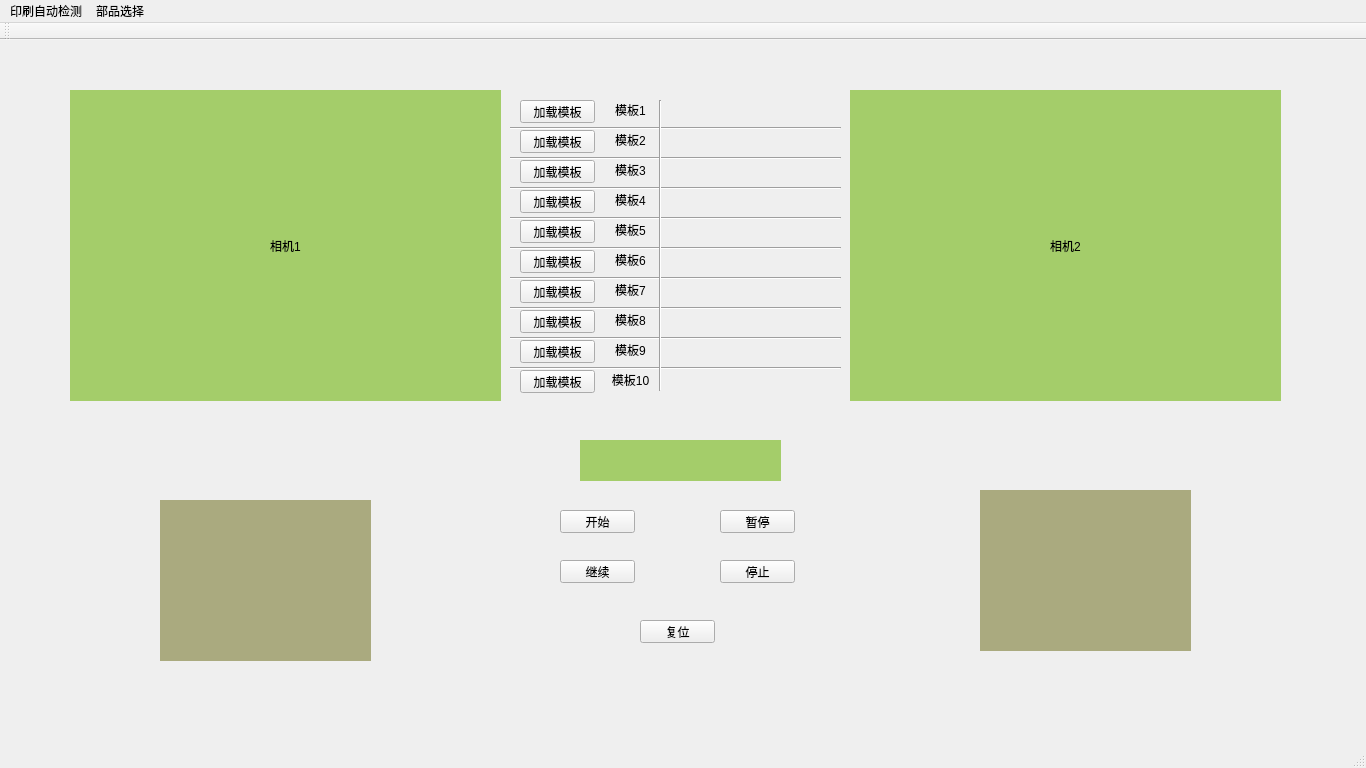
Qt form Lens_Ring/mainwindow.ui (MacavityT/LensRing) before a commit.
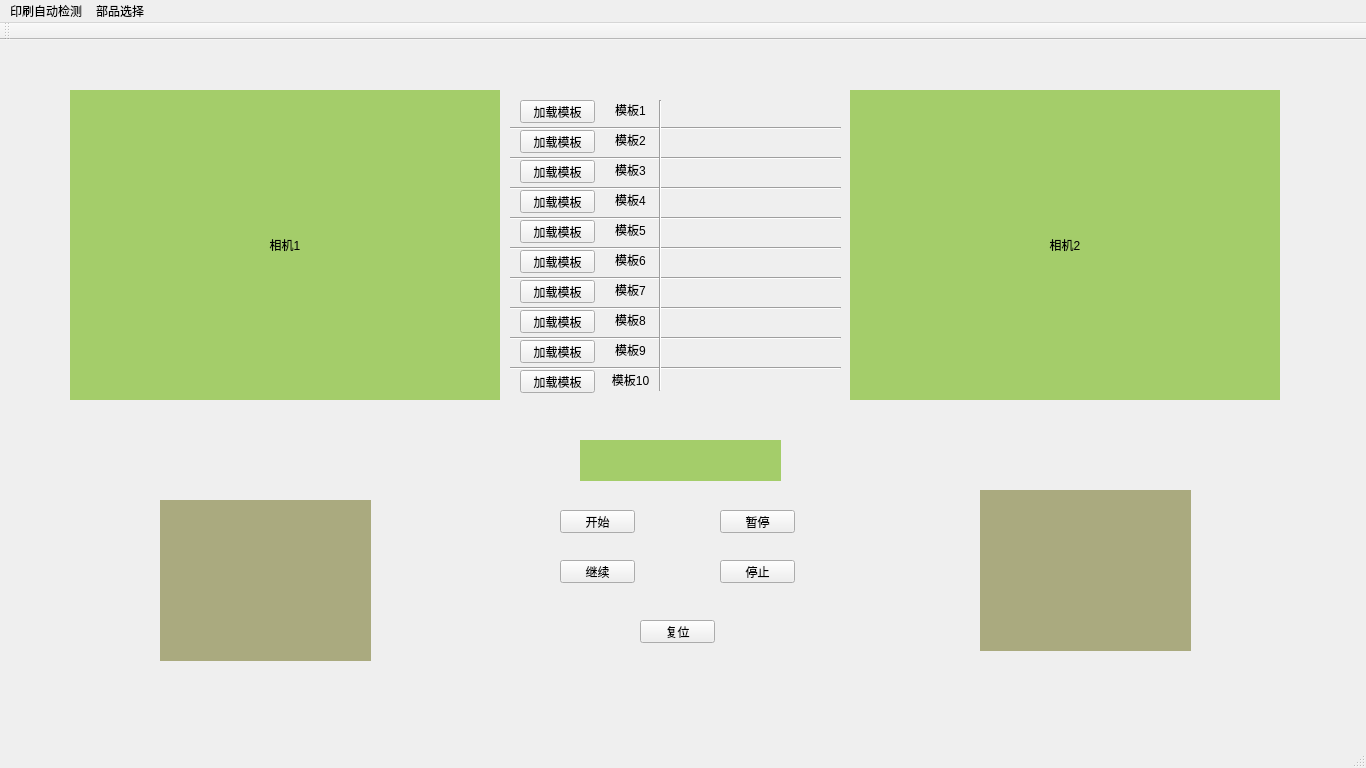
The same form after that commit.

Patch:
```diff
--- a/Lens_Ring/mainwindow.ui
+++ b/Lens_Ring/mainwindow.ui
@@ -59,8 +59,8 @@
      <rect>
       <x>70</x>
       <y>50</y>
-      <width>431</width>
-      <height>311</height>
+      <width>430</width>
+      <height>310</height>
      </rect>
     </property>
     <property name="styleSheet">
@@ -79,8 +79,8 @@
      <rect>
       <x>850</x>
       <y>50</y>
-      <width>431</width>
-      <height>311</height>
+      <width>430</width>
+      <height>310</height>
      </rect>
     </property>
     <property name="styleSheet">
```
